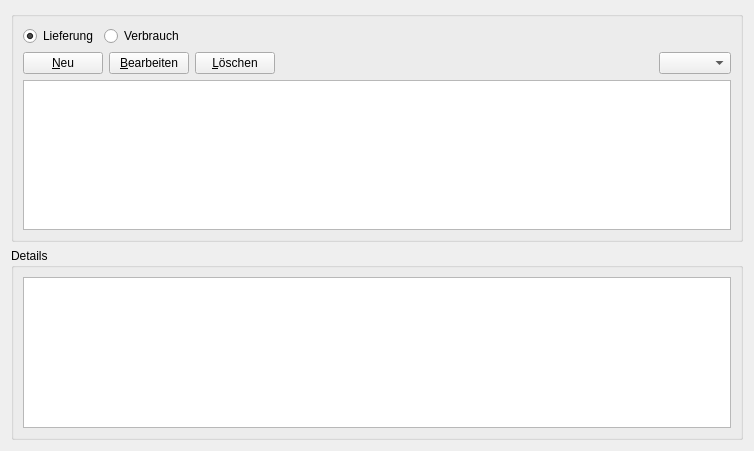
First picture: the form in ui/forms/lieferungForm.ui, repository flurl/lagerManager, before the edit.
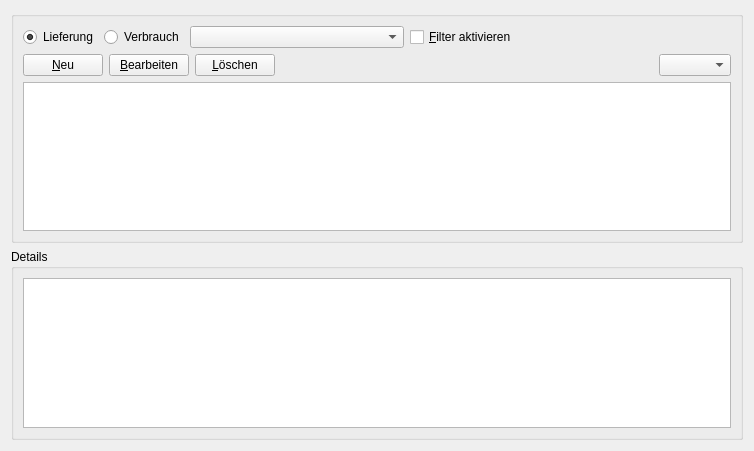
Second picture: the form after the edit. Custom widgets are drawn as their Qt base class.

Commit message: filtern nach gelieferten artikel in der lieferungForm ermöglicht; getPKForCombobox() funktion zur formBase hinzugefügt

Diff of the .ui file:
```diff
--- a/ui/forms/lieferungForm.ui
+++ b/ui/forms/lieferungForm.ui
@@ -91,6 +91,23 @@
               </property>
              </widget>
             </item>
+            <item>
+             <widget class="QComboBox" name="comboBox_filterArticle">
+              <property name="sizePolicy">
+               <sizepolicy hsizetype="Expanding" vsizetype="Fixed">
+                <horstretch>0</horstretch>
+                <verstretch>0</verstretch>
+               </sizepolicy>
+              </property>
+             </widget>
+            </item>
+            <item>
+             <widget class="QCheckBox" name="checkBox_activateFilter">
+              <property name="text">
+               <string>&amp;Filter aktivieren</string>
+              </property>
+             </widget>
+            </item>
             <item>
              <spacer name="horizontalSpacer_2">
               <property name="orientation">
```
The commit also changes 3 other files.
